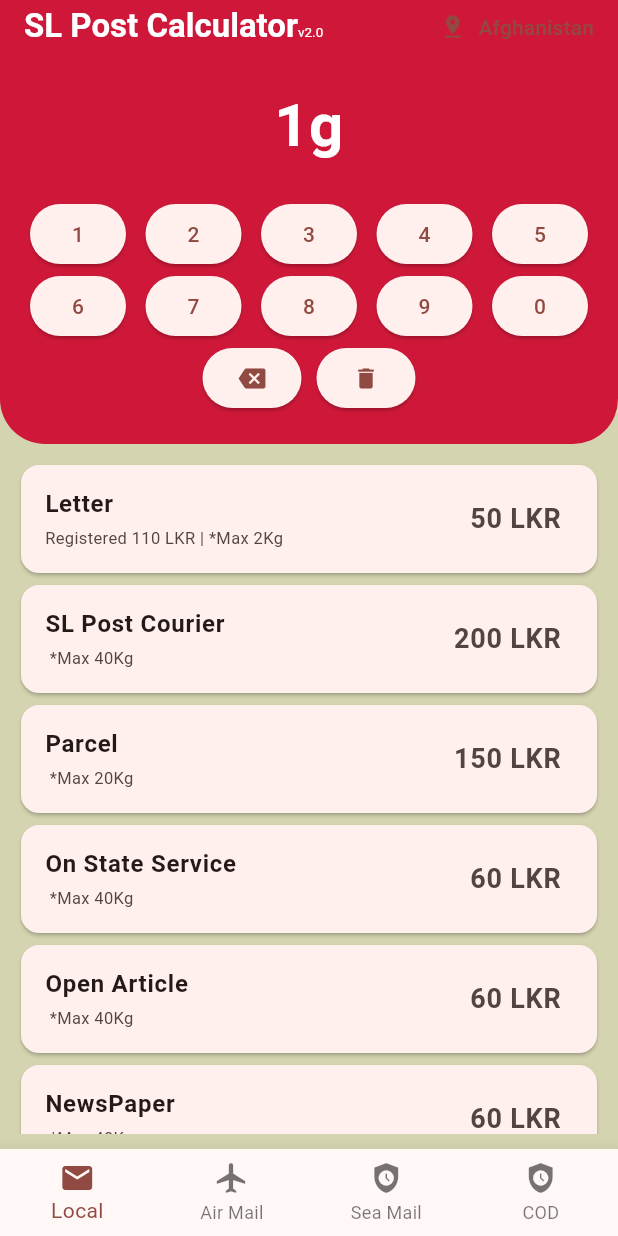
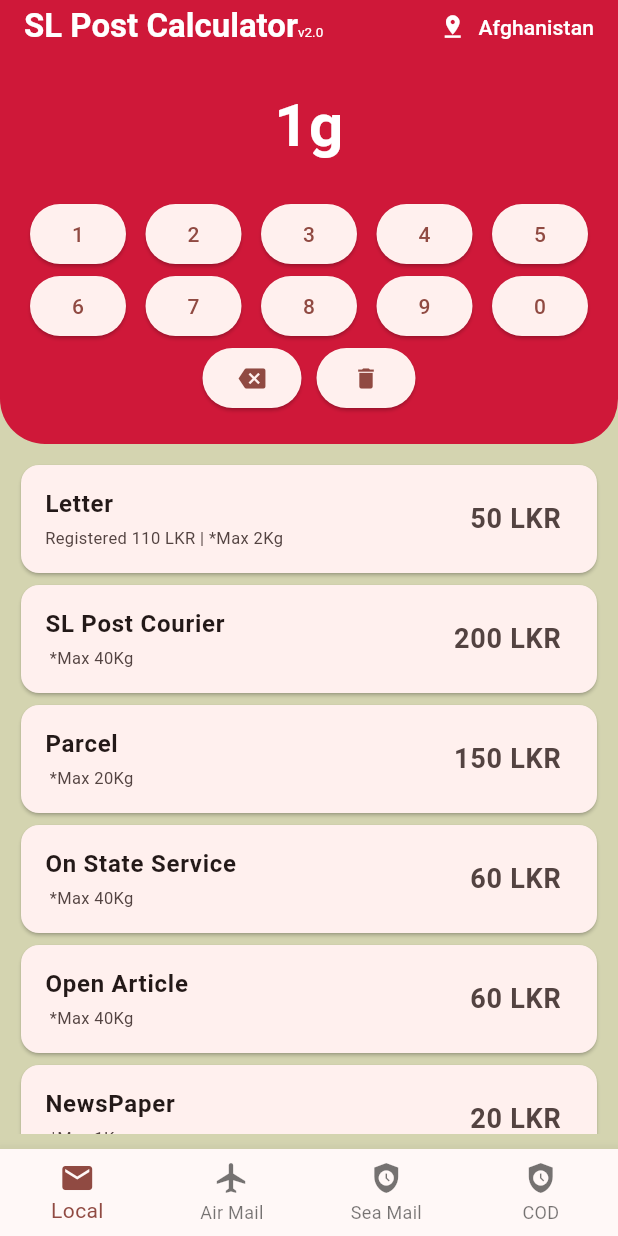
Before and after one commit to mzrikaz/sl-post-calculator, a Flutter app: the screen it shows after launch, after a tap on an icon or button, on a phone screen of 412 x 824 dp. Run offline on Flutter 3.47's test engine with Material 2 defaults, Android fonts, the phone set to English and light mode, and no system bars.

Commit message:
local news paper rate is added

```diff
--- a/lib/data/local_rates.dart
+++ b/lib/data/local_rates.dart
@@ -89,3 +89,28 @@
 
   return price;
 }
+
+int getLocalNewspaperRate(int weight) {
+  Map<String, dynamic> localRates = {
+    "max": 1000,
+    "base_weight": 60,
+    "base_rate": 20,
+  };
+  int price = 0;
+
+  if (weight <= 60 && weight > 0) {
+    price = localRates["base_rate"];
+  } else if (weight > localRates["base_weight"] && weight <= 120) {
+    price = 30;
+  } else if (weight > 120 && weight <= 960) {
+    price = 30; // Add base rate for this price range to 130
+    int additionalWeight = int.parse("${weight - 120}");
+    // Here 50 is how much difference of grams between every price
+    // 20 means how much rupee per 50 gram
+    price += (additionalWeight / 120).ceil() * 10;
+  } else if (weight > 960 && weight <= localRates["max"]) {
+    price = 110; // Add base rate for this price range to 520
+  }
+
+  return price;
+}
--- a/lib/providers/country_provider.dart
+++ b/lib/providers/country_provider.dart
@@ -14,6 +14,7 @@
     "letter": 0,
     "parcel": 0,
     "courier": 0,
+    "newspaper": 0,
   };
 
   Map<String, dynamic> _airMail = {
@@ -27,6 +28,7 @@
       "letter": 0,
       "parcel": 0,
       "courier": 0,
+      "newspaper": 0,
     };
     _airMail = {
       "letter": 0,
@@ -83,6 +85,7 @@
       "letter": getLocalLetterRate(weight),
       "parcel": getLocalParcelRate(weight),
       "courier": getLocalCourierRate(weight),
+      "newspaper": getLocalNewspaperRate(weight),
     };
 
     _airMail = {
--- a/lib/screens/home_page.dart
+++ b/lib/screens/home_page.dart
@@ -1,11 +1,11 @@
 import 'package:flutter/material.dart';
-import 'package:sl_post_air_mail_calculator/screens/cod.dart';
 
 import '../widgets/country_selector.dart';
 import '../widgets/number_pad.dart';
 import 'pages/air_mail.dart';
 import 'pages/local_mail.dart';
 import 'pages/sea_mail.dart';
+import 'pages/cod.dart';
 
 class HomePage extends StatefulWidget {
   @override
@@ -100,7 +100,7 @@
             LocalMail(),
             AirMail(),
             SeaMail(),
-            Cod(),
+            CodMail(),
           ],
         ),
       ),
--- a/lib/screens/cod.dart
+++ b/lib/screens/pages/cod.dart
@@ -1,8 +1,8 @@
 import 'package:flutter/material.dart';
 import 'package:sl_post_air_mail_calculator/widgets/postage_tile.dart';
 
-class Cod extends StatelessWidget {
-  const Cod({
+class CodMail extends StatelessWidget {
+  const CodMail({
     super.key,
   });
 
--- a/lib/screens/pages/local_mail.dart
+++ b/lib/screens/pages/local_mail.dart
@@ -42,8 +42,8 @@
           ),
           PostageTile(
             name: "NewsPaper",
-            price: 60,
-            maxWeight: 40,
+            price: provider.localMail['newspaper'],
+            maxWeight: 1,
           ),
           PostageTile(
             name: "Basket & Bag",
--- a/lib/widgets/country_selector.dart
+++ b/lib/widgets/country_selector.dart
@@ -73,10 +73,14 @@
           ),
         );
       },
-      icon: Icon(Icons.pin_drop),
+      icon: Icon(
+        Icons.pin_drop,
+        color: Colors.white,
+      ),
       label: Consumer<CountryProvider>(builder: (context, provider, ch) {
         return Text(
           provider.countries[provider.selectedCountry].name,
+          style: TextStyle(color: Colors.white),
         );
       }),
     );
```
